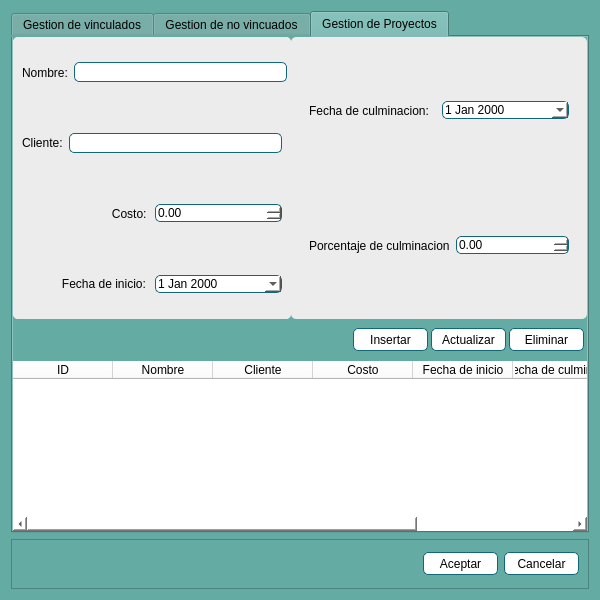
First picture: the form in Sistema de nominas/Vista/UI/gestionar.ui, repository Reynier2020/Sistema_nominas, before the edit.
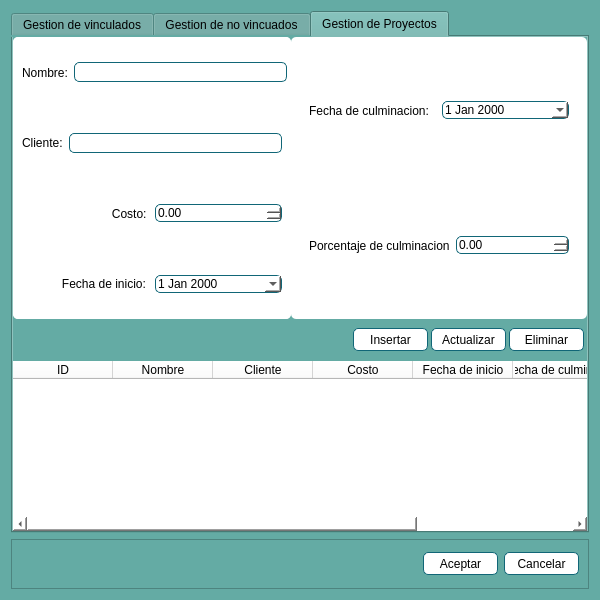
Second picture: the form after the edit. The open tabs and pages were chosen to show the change. Icons and pictures are not drawn.

Patch:
```diff
--- a/Sistema de nominas/Vista/UI/gestionar.ui
+++ b/Sistema de nominas/Vista/UI/gestionar.ui
@@ -1334,7 +1334,7 @@
              </size>
             </property>
             <property name="styleSheet">
-             <string notr="true">background-color: rgb(236, 236, 236);</string>
+             <string notr="true">background-color: rgb(255, 255, 255);</string>
             </property>
             <property name="frameShape">
              <enum>QFrame::StyledPanel</enum>
@@ -1508,7 +1508,7 @@
           <item>
            <widget class="QFrame" name="frame_15">
             <property name="styleSheet">
-             <string notr="true">background-color: rgb(236, 236, 236);</string>
+             <string notr="true">background-color: rgb(255, 255, 255);</string>
             </property>
             <property name="frameShape">
              <enum>QFrame::StyledPanel</enum>
```
Left out of the diff: 17 changed lines with no effect on the pictures.
